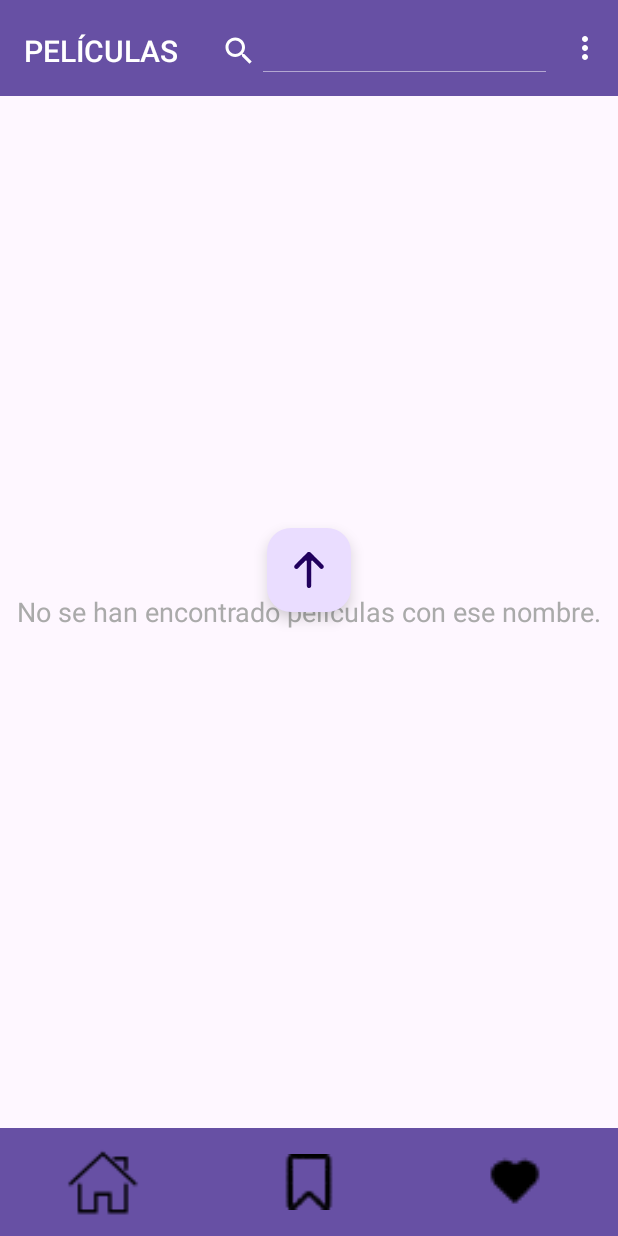
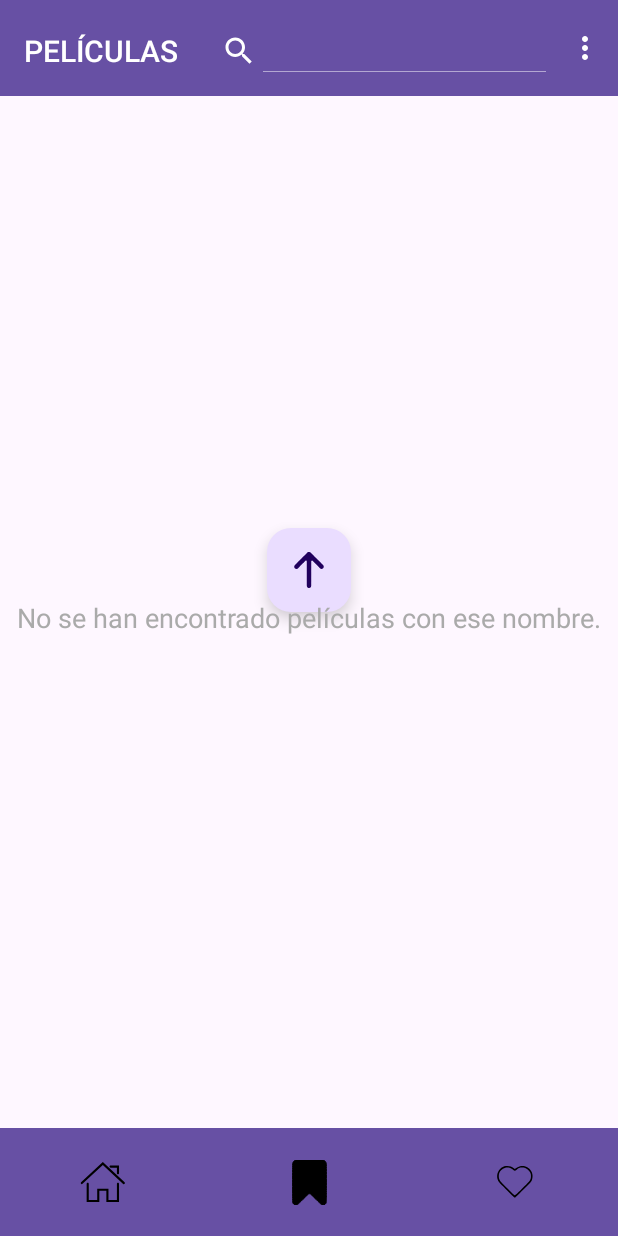
Before and after one commit to isunican/App-Movies-Grupo3, an Android app: the screen it shows after launch (MainView), after a tap on an icon or button, on a phone screen of 412 x 824 dp. Run offline under Robolectric (Android 15) with nearby library versions, the light colour scheme and no system bars; our stand-ins replace Dagger/Hilt's generated code, Picasso; libraries missing offline, so code that uses them is left out: org.parceler; pictures from the network do not load; 1 statement that could not run was skipped; 1 other tap on this screen came first.

Commit message:
arreglo toolbar inferior

```diff
--- a/AndroidProject/app/src/main/java/es/unican/movies/activities/main/MainView.java
+++ b/AndroidProject/app/src/main/java/es/unican/movies/activities/main/MainView.java
@@ -207,15 +207,15 @@
 
     private void updateBottomBar(int clickedId) {
         btnHome.setImageResource(R.drawable.ic_home_empty);
-        btnPending.setImageResource(R.drawable.pendingsymbol);
-        btnFavourites.setImageResource(R.drawable.emptyheart);
+        btnPending.setImageResource(R.drawable.pendingsymboltoolbar);
+        btnFavourites.setImageResource(R.drawable.emptyhearttoolbar);
 
         if (clickedId == R.id.btnHome) {
             btnHome.setImageResource(R.drawable.ic_home);
         } else if (clickedId == R.id.btnPending) {
-            btnPending.setImageResource(R.drawable.pendingsymbol_filled);
+            btnPending.setImageResource(R.drawable.pendingsymboltoolbar_filled);
         } else if (clickedId == R.id.btnFavourites) {
-            btnFavourites.setImageResource(R.drawable.fullheart);
+            btnFavourites.setImageResource(R.drawable.fullhearttoolbar);
         }
     }
 
--- /dev/null
+++ b/AndroidProject/app/src/main/res/drawable/emptyhearttoolbar.xml
@@ -0,0 +1,10 @@
+<vector xmlns:android="http://schemas.android.com/apk/res/android"
+    android:width="36dp"
+    android:height="36dp"
+    android:viewportWidth="512"
+    android:viewportHeight="512">
+  <path
+      android:pathData="M170.6,104.1c-21.7,3.2 -40.3,12.4 -55.7,27.8 -12.6,12.6 -20.9,27.2 -25.6,45.1 -3.7,13.8 -3.6,33.3 0.1,47.4 3.2,12.5 8.9,24.3 16.5,34.3 3.4,4.4 35.7,37.5 73.8,75.5 64,63.8 68,67.6 72,68.3 2.4,0.4 5.7,0.2 7.5,-0.4 2.4,-0.8 23.8,-21.6 73.9,-71.9 76.3,-76.4 76.3,-76.4 83.1,-94 14.6,-37.4 5.3,-78.5 -24,-106.3 -12.8,-12.2 -26,-19.4 -43.8,-24 -12.2,-3.1 -32.1,-3.2 -44.4,-0.1 -16.2,4 -30.5,11.4 -43.3,22.4 -6.6,5.7 -5,6.1 -16.7,-3.6 -19.2,-16.1 -48.2,-24.2 -73.4,-20.5zM203,121c4.7,1.2 12.1,3.8 16.5,6 7.3,3.5 10.7,6 24,17.4 3.3,2.8 5.7,4 8.9,4.3 6.7,0.8 9,-0.2 16.3,-6.8 11.3,-10.3 20.8,-15.8 34.3,-20.1 6.5,-2 9.6,-2.3 22.5,-2.3 17.3,-0 23.4,1.3 36.1,7.5 16.9,8.3 29.1,20.4 37.4,37.5 6.5,13.3 8.3,21 8.3,36 0,7.9 -0.6,14.4 -1.7,19 -2.6,10.8 -10.4,25.8 -17.9,34.5 -3.6,4.1 -33.2,34.1 -65.8,66.7 -64.4,64.2 -61.3,61.5 -70.6,59.8 -3.4,-0.6 -11.1,-8 -66.6,-63.3 -34.6,-34.5 -64.8,-65.4 -67.2,-68.7 -10.2,-14.3 -14.5,-26.8 -15.2,-44.5 -0.9,-23.8 6.1,-42.9 21.8,-59.5 11.4,-12 23.8,-19.2 40.4,-23.6 10,-2.6 27.3,-2.5 38.5,0.1z"
+      android:fillColor="#000000"
+      android:strokeColor="#00000000"/>
+</vector>
--- /dev/null
+++ b/AndroidProject/app/src/main/res/drawable/fullhearttoolbar.xml
@@ -0,0 +1,10 @@
+<vector xmlns:android="http://schemas.android.com/apk/res/android"
+    android:width="36dp"
+    android:height="36dp"
+    android:viewportWidth="512"
+    android:viewportHeight="512">
+  <path
+      android:pathData="M170.6,104.1c-21.7,3.2 -40.3,12.4 -55.7,27.8 -12.6,12.6 -20.9,27.2 -25.6,45.1 -3.7,13.8 -3.6,33.3 0.1,47.4 3.2,12.5 8.9,24.3 16.5,34.3 3.4,4.4 35.7,37.5 73.8,75.5 64,63.8 68,67.6 72,68.3 2.4,0.4 5.7,0.2 7.5,-0.4 2.4,-0.8 23.8,-21.6 73.9,-71.9 76.3,-76.4 76.3,-76.4 83.1,-94 14.6,-37.4 5.3,-78.5 -24,-106.3 -12.8,-12.2 -26,-19.4 -43.8,-24 -12.2,-3.1 -32.1,-3.2 -44.4,-0.1 -16.2,4 -30.5,11.4 -43.3,22.4 -6.6,5.7 -5,6.1 -16.7,-3.6 -19.2,-16.1 -48.2,-24.2 -73.4,-20.5z"
+      android:fillColor="#FF0000"
+      android:strokeColor="#00000000"/>
+</vector>
--- a/AndroidProject/app/src/main/res/drawable/ic_home.xml
+++ b/AndroidProject/app/src/main/res/drawable/ic_home.xml
@@ -1,4 +1,4 @@
-<vector xmlns:android="http://schemas.android.com/apk/res/android" android:height="24dp" android:viewportHeight="1024" android:viewportWidth="1024" android:width="24dp">
+<vector xmlns:android="http://schemas.android.com/apk/res/android" android:height="36dp" android:viewportHeight="1024" android:viewportWidth="1024" android:width="36dp">
 
     <path android:fillColor="#FF000000" android:pathData="M426.7,853.3V597.3h170.7v256h213.3V512h128L512,128 85.3,512h128v341.3z"/>
 
--- a/AndroidProject/app/src/main/res/drawable/ic_home_empty.xml
+++ b/AndroidProject/app/src/main/res/drawable/ic_home_empty.xml
@@ -1,4 +1,4 @@
-<vector xmlns:android="http://schemas.android.com/apk/res/android" android:height="24dp" android:viewportHeight="1024" android:viewportWidth="1024" android:width="24dp">
+<vector xmlns:android="http://schemas.android.com/apk/res/android" android:height="36dp" android:viewportHeight="1024" android:viewportWidth="1024" android:width="36dp">
 
     <path android:fillColor="#FF000000" android:pathData="M921.8,518.9l-412.9,-386 -412.9,384.9c-8.1,7.5 -8.5,20.2 -1,28.3 7.5,8.1 20.2,8.5 28.3,1l385.5,-359.4 385.5,360.5c3.9,3.6 8.8,5.4 13.7,5.4 5.3,0 10.7,-2.1 14.6,-6.3 7.6,-8.1 7.1,-20.7 -0.9,-28.3l0,0zM921.8,518.9zM795.8,526.8c-11.1,0 -20,9 -20,20l0,306.6 -160.1,0 0,-213.3 -213.5,0 0,213.3 -160.1,0 0,-306.6c0,-11 -9,-20 -20,-20 -11.1,0 -20,9 -20,20l0,346.6 240.2,0 0,-213.3 133.4,0 0,213.3 240.2,0 0,-346.6c0,-11 -9,-20 -20,-20l0,0zM795.8,526.8zM655.7,240.2l120.1,0 0,106.6c0,11.1 9,20 20,20 11,0 20,-8.9 20,-20l0,-146.6 -160.1,0c-11.1,0 -20,8.9 -20,20 -0,11 9,20 20,20l0,0zM655.7,240.2z"/>
 
--- /dev/null
+++ b/AndroidProject/app/src/main/res/drawable/pendingsymboltoolbar.xml
@@ -0,0 +1,10 @@
+<vector xmlns:android="http://schemas.android.com/apk/res/android"
+    android:width="30dp"
+    android:height="30dp"
+    android:viewportWidth="512"
+    android:viewportHeight="512">
+    <path
+        android:pathData="M100.3,1.4c-17.6,4.3 -31.9,19.5 -35.3,37.5 -1.5,7.9 -1.4,436.2 0.1,443.3 1.7,7.7 5,13.7 10.7,19 8.6,8 18.5,11.5 29.8,10.5 13.5,-1.3 11.1,0.8 76.9,-64.8 41.4,-41.2 61.2,-60.3 63.7,-61.4 4.8,-1.9 14.8,-1.9 19.6,-0 2.5,1.1 22.3,20.2 63.7,61.4 65.8,65.6 63.4,63.5 76.9,64.8 18.8,1.7 36,-10.5 40.2,-28.6 1.1,-4.6 1.4,-45.6 1.4,-222.2 0,-142.4 -0.3,-218.5 -1,-222 -3.5,-18.4 -18.7,-34 -36.8,-37.8 -8.1,-1.7 -302.9,-1.4 -309.9,0.3zM410.4,33.4c2.1,1.6 4.7,4.7 5.7,7 1.8,4 1.9,11.3 1.9,220.4l0,216.3 -2.5,2.4c-1.6,1.6 -3.5,2.5 -5.7,2.5 -2.9,-0 -8.5,-5.2 -63.3,-59.9 -64.1,-63.9 -63.1,-63 -76.6,-66.6 -12.4,-3.3 -29.7,-1.1 -40.9,5.2 -2.7,1.6 -27.3,25.3 -63,60.8 -32.2,32.1 -59.5,58.8 -60.7,59.4 -3.4,1.7 -6.2,1.3 -8.8,-1.4l-2.5,-2.4 0,-216.1c0,-235.1 -0.4,-219.7 5.3,-225.9 4.9,-5.3 -3.1,-5 157.8,-4.8l149.6,0.2 3.7,2.9z"
+        android:fillColor="#FF6600"
+        android:strokeColor="#FF660000"/>
+</vector>
--- /dev/null
+++ b/AndroidProject/app/src/main/res/drawable/pendingsymboltoolbar_filled.xml
@@ -0,0 +1,10 @@
+<vector xmlns:android="http://schemas.android.com/apk/res/android"
+    android:width="30dp"
+    android:height="30dp"
+    android:viewportWidth="512"
+    android:viewportHeight="512">
+    <path
+        android:fillColor="#FF6600"
+        android:pathData="M100.3,1.4c-17.6,4.3 -31.9,19.5 -35.3,37.5 -1.5,7.9 -1.4,436.2 0.1,443.3 1.7,7.7 5,13.7 10.7,19 8.6,8 18.5,11.5 29.8,10.5 13.5,-1.3 11.1,0.8 76.9,-64.8 41.4,-41.2 61.2,-60.3 63.7,-61.4 4.8,-1.9 14.8,-1.9 19.6,-0 2.5,1.1 22.3,20.2 63.7,61.4 65.8,65.6 63.4,63.5 76.9,64.8 18.8,1.7 36,-10.5 40.2,-28.6 1.1,-4.6 1.4,-45.6 1.4,-222.2 0,-142.4 -0.3,-218.5 -1,-222 -3.5,-18.4 -18.7,-34 -36.8,-37.8 -8.1,-1.7 -302.9,-1.4 -309.9,0.3z"
+        android:strokeColor="#FF660000"/>
+</vector>
--- a/AndroidProject/app/src/main/res/layout/activity_main.xml
+++ b/AndroidProject/app/src/main/res/layout/activity_main.xml
@@ -59,20 +59,6 @@
             app:layout_constraintStart_toStartOf="parent"
             app:layout_constraintEnd_toEndOf="parent" />
 
-        <TextView
-            android:id="@+id/tvNotFound"
-            android:layout_width="0dp"
-            android:layout_height="0dp"
-            android:text="No se han encontrado películas con ese nombre."
-            android:gravity="center"
-            android:visibility="gone"
-            android:textAppearance="?android:attr/textAppearanceMedium"
-            android:textColor="@android:color/darker_gray"
-            app:layout_constraintTop_toBottomOf="@id/toolbar"
-            app:layout_constraintBottom_toTopOf="@id/toolbar2"
-            app:layout_constraintStart_toStartOf="parent"
-            app:layout_constraintEnd_toEndOf="parent" />
-
         <androidx.appcompat.widget.Toolbar
             android:id="@+id/toolbar2"
             android:layout_width="0dp"
@@ -97,9 +83,9 @@
                     android:layout_height="match_parent"
                     android:layout_weight="1"
                     android:background="?attr/selectableItemBackgroundBorderless"
-                    android:scaleType="center"
-                    android:scaleX="2.3"
-                    android:scaleY="2.3"
+                    android:padding="12dp"
+                    android:scaleType="centerInside"
+                    app:tint="@android:color/black"
                     app:srcCompat="@drawable/ic_home_empty" />
 
                 <ImageButton
@@ -108,11 +94,10 @@
                     android:layout_height="match_parent"
                     android:layout_weight="1"
                     android:background="?attr/selectableItemBackgroundBorderless"
+                    android:padding="12dp"
                     android:scaleType="centerInside"
-                    android:scaleX="2.3"
-                    android:scaleY="2.3"
                     app:tint="@android:color/black"
-                    app:srcCompat="@drawable/pendingsymbol" />
+                    app:srcCompat="@drawable/pendingsymboltoolbar" />
 
                 <ImageButton
                     android:id="@+id/btnFavourites"
@@ -120,11 +105,10 @@
                     android:layout_height="match_parent"
                     android:layout_weight="1"
                     android:background="?attr/selectableItemBackgroundBorderless"
+                    android:padding="12dp"
                     android:scaleType="centerInside"
-                    android:scaleX="3"
-                    android:scaleY="3"
                     app:tint="@android:color/black"
-                    app:srcCompat="@drawable/emptyheart" />
+                    app:srcCompat="@drawable/emptyhearttoolbar" />
             </LinearLayout>
         </androidx.appcompat.widget.Toolbar>
 
@@ -140,4 +124,14 @@
             app:srcCompat="@drawable/up_arrow" />
     </androidx.constraintlayout.widget.ConstraintLayout>
 
+    <TextView
+        android:id="@+id/tvNotFound"
+        android:layout_width="0dp"
+        android:layout_height="0dp"
+        android:gravity="center"
+        android:text="No se han encontrado películas con ese nombre."
+        android:textAppearance="?android:attr/textAppearanceMedium"
+        android:textColor="@android:color/darker_gray"
+        android:visibility="gone" />
+
 </androidx.drawerlayout.widget.DrawerLayout>
```
